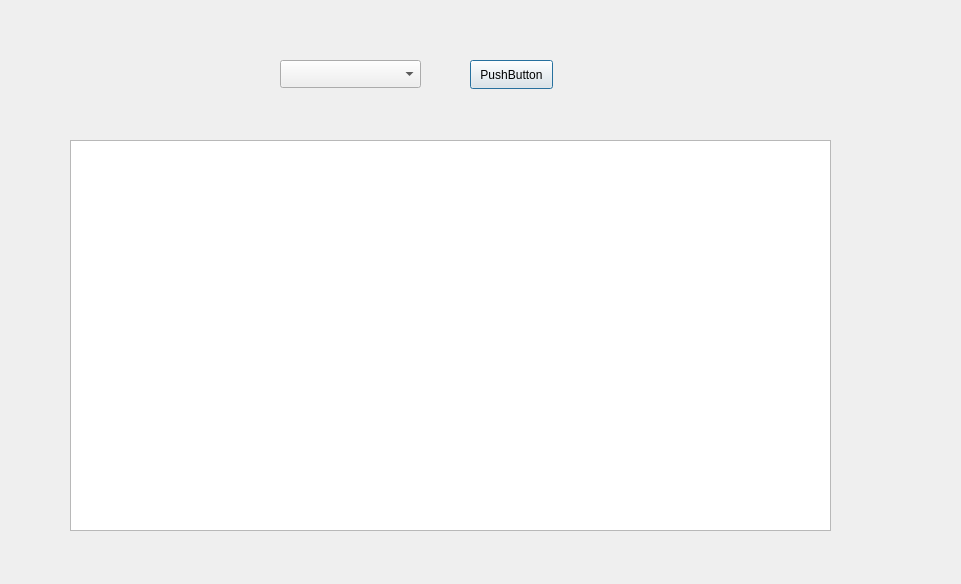
First picture: the form in ProjectPV/note/note.ui, repository Yassine-Mhirsi/ProjectPV, before the edit.
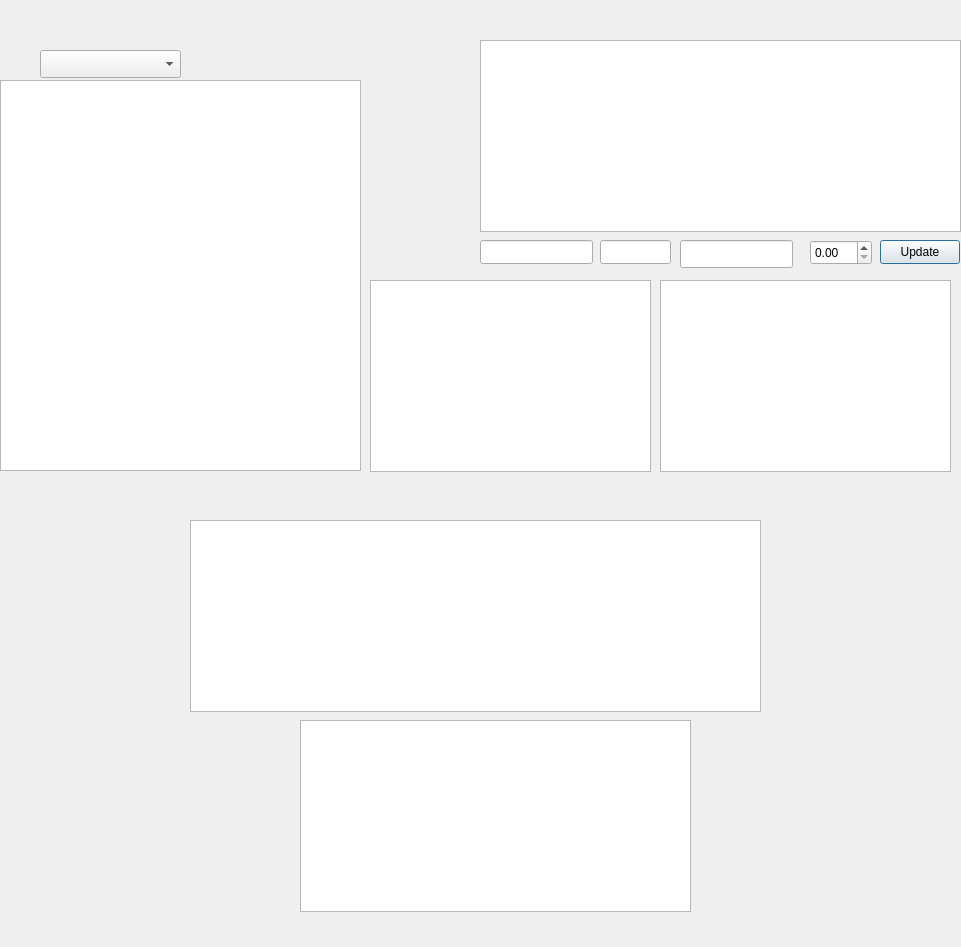
Second picture: the form after the edit.

The edit to the form file:
```diff
--- a/ProjectPV/note/note.ui
+++ b/ProjectPV/note/note.ui
@@ -7,7 +7,7 @@
     <x>0</x>
     <y>0</y>
     <width>961</width>
-    <height>584</height>
+    <height>947</height>
    </rect>
   </property>
   <property name="windowTitle">
@@ -16,9 +16,9 @@
   <widget class="QTableView" name="gm_tableView">
    <property name="geometry">
     <rect>
-     <x>70</x>
-     <y>140</y>
-     <width>761</width>
+     <x>0</x>
+     <y>80</y>
+     <width>361</width>
      <height>391</height>
     </rect>
    </property>
@@ -26,29 +26,134 @@
     <bool>false</bool>
    </attribute>
   </widget>
-  <widget class="QPushButton" name="add_pushButton">
-   <property name="geometry">
-    <rect>
-     <x>470</x>
-     <y>60</y>
-     <width>83</width>
-     <height>29</height>
-    </rect>
-   </property>
-   <property name="text">
-    <string>PushButton</string>
-   </property>
-  </widget>
   <widget class="QComboBox" name="grp_comboBox">
    <property name="geometry">
     <rect>
-     <x>280</x>
-     <y>60</y>
+     <x>40</x>
+     <y>50</y>
      <width>141</width>
      <height>28</height>
     </rect>
    </property>
   </widget>
+  <widget class="QTableView" name="note_tableView">
+   <property name="geometry">
+    <rect>
+     <x>480</x>
+     <y>40</y>
+     <width>481</width>
+     <height>192</height>
+    </rect>
+   </property>
+   <attribute name="verticalHeaderVisible">
+    <bool>false</bool>
+   </attribute>
+  </widget>
+  <widget class="QDoubleSpinBox" name="doubleSpinBox">
+   <property name="geometry">
+    <rect>
+     <x>810</x>
+     <y>240</y>
+     <width>62</width>
+     <height>25</height>
+    </rect>
+   </property>
+  </widget>
+  <widget class="QPushButton" name="modify_pushButton">
+   <property name="geometry">
+    <rect>
+     <x>880</x>
+     <y>240</y>
+     <width>80</width>
+     <height>24</height>
+    </rect>
+   </property>
+   <property name="text">
+    <string>Update</string>
+   </property>
+  </widget>
+  <widget class="QLineEdit" name="idmat_lineEdit">
+   <property name="geometry">
+    <rect>
+     <x>480</x>
+     <y>240</y>
+     <width>113</width>
+     <height>24</height>
+    </rect>
+   </property>
+  </widget>
+  <widget class="QLineEdit" name="idetu_lineEdit">
+   <property name="geometry">
+    <rect>
+     <x>600</x>
+     <y>240</y>
+     <width>71</width>
+     <height>24</height>
+    </rect>
+   </property>
+  </widget>
+  <widget class="QLineEdit" name="type_lineEdit">
+   <property name="geometry">
+    <rect>
+     <x>680</x>
+     <y>240</y>
+     <width>113</width>
+     <height>28</height>
+    </rect>
+   </property>
+  </widget>
+  <widget class="QTableView" name="moymat_tableView">
+   <property name="geometry">
+    <rect>
+     <x>370</x>
+     <y>280</y>
+     <width>281</width>
+     <height>192</height>
+    </rect>
+   </property>
+   <attribute name="verticalHeaderVisible">
+    <bool>false</bool>
+   </attribute>
+  </widget>
+  <widget class="QTableView" name="moygm_tableView">
+   <property name="geometry">
+    <rect>
+     <x>660</x>
+     <y>280</y>
+     <width>291</width>
+     <height>192</height>
+    </rect>
+   </property>
+   <attribute name="verticalHeaderVisible">
+    <bool>false</bool>
+   </attribute>
+  </widget>
+  <widget class="QTableView" name="moy_tableView">
+   <property name="geometry">
+    <rect>
+     <x>190</x>
+     <y>520</y>
+     <width>571</width>
+     <height>192</height>
+    </rect>
+   </property>
+   <attribute name="verticalHeaderVisible">
+    <bool>false</bool>
+   </attribute>
+  </widget>
+  <widget class="QTableView" name="pv_tableView">
+   <property name="geometry">
+    <rect>
+     <x>300</x>
+     <y>720</y>
+     <width>391</width>
+     <height>192</height>
+    </rect>
+   </property>
+   <attribute name="verticalHeaderVisible">
+    <bool>false</bool>
+   </attribute>
+  </widget>
  </widget>
  <resources/>
  <connections/>
```
